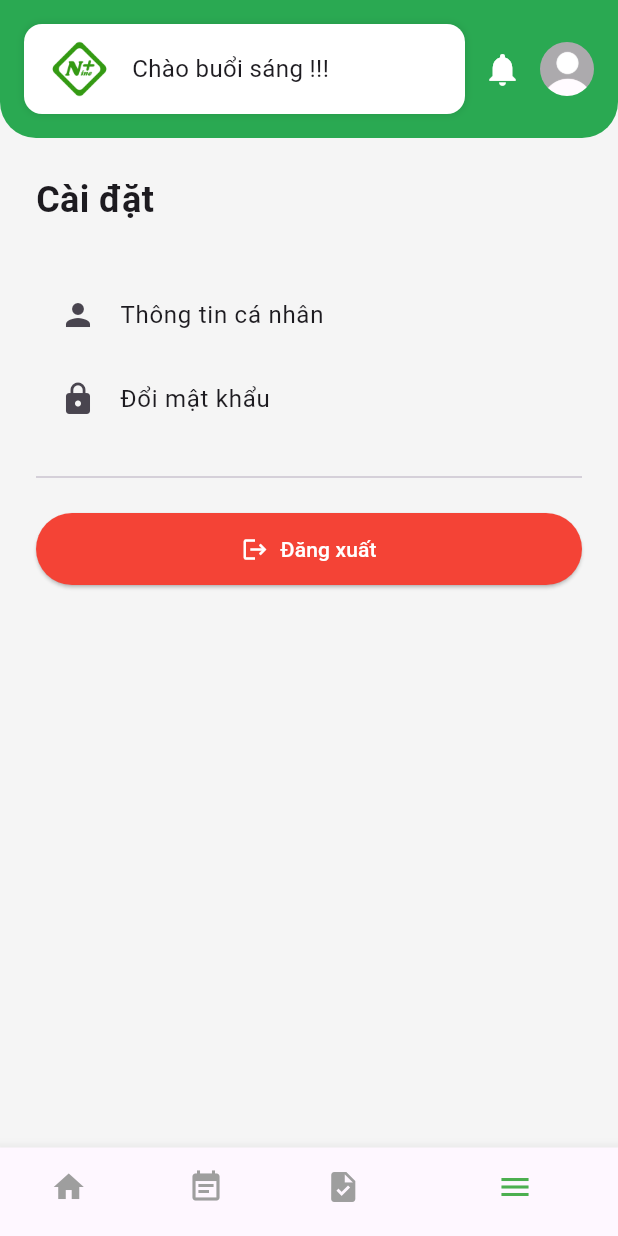
After one commit to LTT4504/erp_app_nood, a Flutter app: the HomeScreen screen opened by its route, item 4 of the bottom bar chosen, on a phone screen of 412 x 824 dp. The commit adds this screen. Run offline on Flutter 3.47's test engine with Material 3 defaults, Android fonts, the phone set to English and light mode, and no system bars; our stand-ins replace dio, get, get_storage, logger; accounts and stored records are empty.

Commit message:
fix: fix login to home screen

```diff
--- a/lib/api/interceptor.dart
+++ b/lib/api/interceptor.dart
@@ -22,7 +22,7 @@ class AppInterceptors extends Interceptor {
       options.headers['Authorization'] = 'Bearer $token';
     }
 
-    log.i('➡️ REQUEST [${options.method}] => PATH: ${options.uri}');
+    log.i('REQUEST [${options.method}] => PATH: ${options.uri}');
     log.d('Headers: ${options.headers}');
     log.d('Data: ${options.data}');
 
@@ -31,14 +31,14 @@ class AppInterceptors extends Interceptor {
 
   @override
   void onResponse(Response response, ResponseInterceptorHandler handler) {
-    log.i('✅ RESPONSE [${response.statusCode}] => PATH: ${response.requestOptions.uri}');
+    log.i('RESPONSE [${response.statusCode}] => PATH: ${response.requestOptions.uri}');
     log.d('Response: ${response.data}');
     handler.next(response);
   }
 
   @override
   void onError(DioException err, ErrorInterceptorHandler handler) {
-    log.e('❌ ERROR [${err.response?.statusCode}] => PATH: ${err.requestOptions.uri}',
+    log.e('ERROR [${err.response?.statusCode}] => PATH: ${err.requestOptions.uri}',
         error: err, stackTrace: err.stackTrace);
     handler.next(err);
   }
--- a/lib/modules/auth/auth_view.dart
+++ b/lib/modules/auth/auth_view.dart
@@ -22,7 +22,7 @@ class AuthView extends GetView<AuthController> {
         // Logo
         Image.asset(
           AssetPath.iconNinePlus,
-          height: 280,
+          height: 300,
         ),
 
 
--- a/lib/modules/home/home_binding.dart
+++ b/lib/modules/home/home_binding.dart
@@ -5,5 +5,6 @@ class HomeBinding extends Bindings {
   @override
   void dependencies() {
     Get.lazyPut<HomeController>(() => HomeController());
+
   }
 }
--- a/lib/modules/home/home_controller.dart
+++ b/lib/modules/home/home_controller.dart
@@ -3,11 +3,16 @@ import 'models/home_task.dart';
 
 class HomeController extends GetxController {
   final tasks = <HomeTask>[].obs;
+  int currentTab = 0;
 
   @override
   void onInit() {
     super.onInit();
     loadTasks();
+  }
+   void changeTab(int index) {
+    currentTab = index;
+    update(); // Cập nhật UI
   }
 
   void loadTasks() {
--- /dev/null
+++ b/lib/modules/home/home_menu_tab.dart
@@ -0,0 +1,52 @@
+import 'package:flutter/material.dart';
+import 'package:get/get.dart';
+import '../../shared/services/token_storage.dart';
+import '../../routes/routes.dart';
+
+class HomeMenuTab extends StatelessWidget {
+  const HomeMenuTab({super.key});
+
+  Future<void> _logout() async {
+    await TokenStorage.logout();
+    Get.offAllNamed(AppRoutes.login);
+  }
+
+  @override
+  Widget build(BuildContext context) {
+    return ListView(
+      padding: const EdgeInsets.all(24),
+      children: [
+        const Text(
+          'Cài đặt',
+          style: TextStyle(fontSize: 24, fontWeight: FontWeight.bold),
+        ),
+        const SizedBox(height: 32),
+        ListTile(
+          leading: const Icon(Icons.person),
+          title: const Text('Thông tin cá nhân'),
+          onTap: () {
+
+          },
+        ),
+        ListTile(
+          leading: const Icon(Icons.lock),
+          title: const Text('Đổi mật khẩu'),
+          onTap: () {
+
+          },
+        ),
+        const Divider(height: 48),
+        ElevatedButton.icon(
+          onPressed: _logout,
+          icon: const Icon(Icons.logout),
+          label: const Text('Đăng xuất'),
+          style: ElevatedButton.styleFrom(
+            backgroundColor: Colors.red,
+            foregroundColor: Colors.white,
+            padding: const EdgeInsets.symmetric(vertical: 14),
+          ),
+        ),
+      ],
+    );
+  }
+}
--- a/lib/modules/home/home_screen.dart
+++ b/lib/modules/home/home_screen.dart
@@ -1,34 +1,22 @@
+// home_screen.dart
+
 import 'package:flutter/material.dart';
-
+import 'package:get/get.dart';
+import 'home_controller.dart';
+import 'home_menu_tab.dart';
 import 'widgets/home_app_bar.dart';
 import 'widgets/home_bottom.dart';
 import 'widgets/home_date.dart';
 import 'widgets/home_menu_grid.dart';
 import 'widgets/home_task_list.dart';
 
-class HomeScreen extends StatefulWidget {
+class HomeScreen extends StatelessWidget {
   const HomeScreen({super.key});
 
-  @override
-  State<HomeScreen> createState() => _HomeScreenState();
-}
-
-class _HomeScreenState extends State<HomeScreen> {
-  int currentTab = 0;
-
-  void _onTabChanged(int index) {
-    setState(() => currentTab = index);
-  }
-
-  @override
-  Widget build(BuildContext context) {
-    return Scaffold(
-      backgroundColor: Colors.grey.shade100,
-      body: Column(
-        children: [
-          const HomeAppBar(),
-          Expanded(
-            child: ListView(
+  Widget _buildCurrentTab(int currentTab) {
+    switch (currentTab) {
+      case 0:
+        return ListView(
           padding: const EdgeInsets.all(16),
           children: const [
             SizedBox(height: 12),
@@ -38,14 +26,36 @@ class _HomeScreenState extends State<HomeScreen> {
             SizedBox(height: 24),
             HomeTaskList(),
           ],
-            ),
-          ),
+        );
+      case 1:
+        return const Center(child: Text("Event Tab"));
+      case 2:
+        return const Center(child: Text("Task Tab"));
+      case 3:
+        return const HomeMenuTab();
+      default:
+        return const SizedBox.shrink();
+    }
+  }
+
+  @override
+  Widget build(BuildContext context) {
+    return GetBuilder<HomeController>(
+      builder: (controller) {
+        return Scaffold(
+          backgroundColor: Colors.grey.shade100,
+          body: Column(
+            children: [
+              const HomeAppBar(),
+              Expanded(child: _buildCurrentTab(controller.currentTab)),
             ],
           ),
           bottomNavigationBar: HomeBottomNav(
-        currentIndex: currentTab,
-        onTap: _onTabChanged,
+            currentIndex: controller.currentTab,
+            onTap: controller.changeTab,
           ),
+        );
+      },
     );
   }
 }
--- a/lib/routes/app_pages.dart
+++ b/lib/routes/app_pages.dart
@@ -12,6 +12,7 @@ class AppPages {
     GetPage(
       name: AppRoutes.home,
       page: () => const HomeScreen(),
+        binding: HomeBinding(),
     ),
 
   ];
--- a/lib/shared/services/token_storage.dart
+++ b/lib/shared/services/token_storage.dart
@@ -1,37 +1,50 @@
 // services/token_storage.dart
-
 import 'package:get_storage/get_storage.dart';
 
 class TokenStorage {
   static final _box = GetStorage();
   static const _accessTokenKey = 'accessToken';
   static const _refreshTokenKey = 'refreshToken';
+  static const _usernameKey = 'username';
+  static const _passwordKey = 'password';
+  static const _rememberMeKey = 'rememberMe';
 
-  static String? getAccessToken() {
-    return _box.read<String>(_accessTokenKey);
+  // --- TOKEN ---
+  static String? getAccessToken() => _box.read<String>(_accessTokenKey);
+  static Future<void> saveAccessToken(String token) async => _box.write(_accessTokenKey, token);
+  static Future<void> clearAccessToken() async => _box.remove(_accessTokenKey);
+
+  static String? getRefreshToken() => _box.read<String>(_refreshTokenKey);
+  static Future<void> saveRefreshToken(String token) async => _box.write(_refreshTokenKey, token);
+  static Future<void> clearRefreshToken() async => _box.remove(_refreshTokenKey);
+
+  // --- REMEMBER ME ---
+  static bool getRememberMe() => _box.read<bool>(_rememberMeKey) ?? false;
+  static Future<void> setRememberMe(bool value) async => _box.write(_rememberMeKey, value);
+
+  static String? getSavedUsername() => _box.read<String>(_usernameKey);
+  static String? getSavedPassword() => _box.read<String>(_passwordKey);
+  static Future<void> saveLoginInfo(String username, String password) async {
+    await _box.write(_usernameKey, username);
+    await _box.write(_passwordKey, password);
   }
 
-  static Future<void> saveAccessToken(String token) async {
-    await _box.write(_accessTokenKey, token);
-  }
-
-  static Future<void> clearAccessToken() async {
-    await _box.remove(_accessTokenKey);
-  }
-
-  static String? getRefreshToken() {
-    return _box.read<String>(_refreshTokenKey);
-  }
-
-  static Future<void> saveRefreshToken(String token) async {
-    await _box.write(_refreshTokenKey, token);
-  }
-
-  static Future<void> clearRefreshToken() async {
-    await _box.remove(_refreshTokenKey);
+  static Future<void> clearLoginInfo() async {
+    await _box.remove(_usernameKey);
+    await _box.remove(_passwordKey);
   }
 
   static Future<void> clearAll() async {
     await _box.erase();
   }
+
+  static Future<void> logout() async {
+    await clearAccessToken();
+    await clearRefreshToken();
+
+    if (!getRememberMe()) {
+      await clearLoginInfo();
+      await _box.remove(_rememberMeKey);
+    }
+  }
 }
```
Also changed, not shown: lib/modules/auth/auth_controller.dart (+43 -22 lines). Lines whose indentation alone changed are shown as unchanged.
